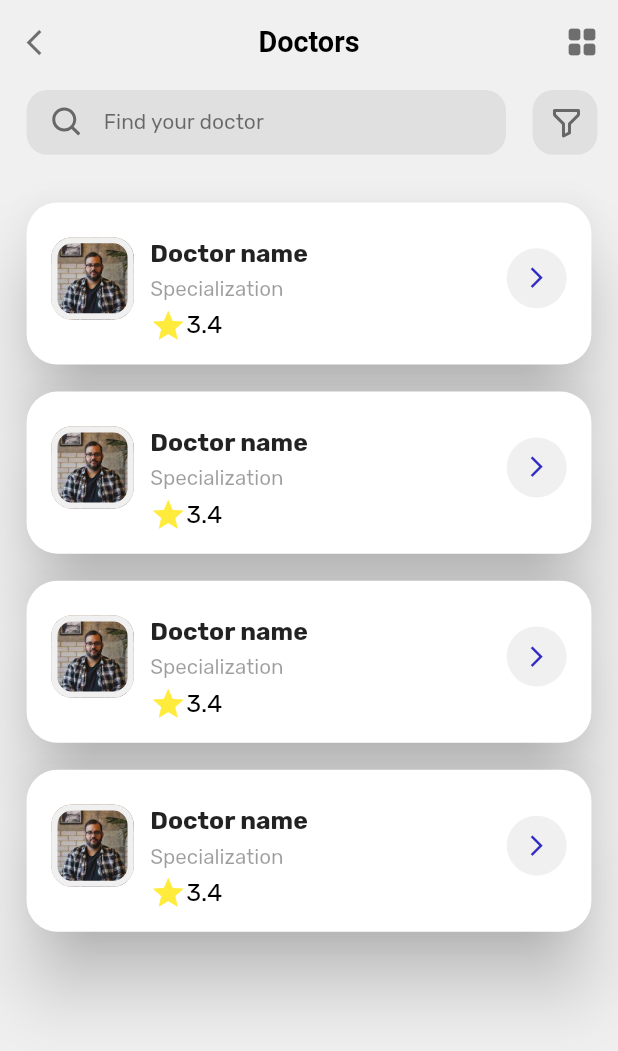
After one commit to programmersEmperor/CareIO-Client-App, a Flutter app: the DoctorsPage screen opened by its route, on a phone screen of 412 x 824 dp. The commit adds this screen. Shown: the top 1051 px of the screen. Run offline on Flutter 3.47's test engine with Material 2 defaults, Android fonts, the light colour scheme and no system bars; our stand-ins replace animated_bottom_navigation_bar, auto_size_text, flutter_boxicons, get, google_fonts, lottie and 1 more; missing offline and left inert: carousel_animations.

Commit message:
Add all doctors page with transation

```diff
--- a/lib/Pages/Home/animations/animation_handler.dart
+++ b/lib/Pages/Home/animations/animation_handler.dart
@@ -22,7 +22,7 @@ class HomeAnimationHandler extends GetxController
       duration: 2000.milliseconds,
     );
     final curve1 = CurvedAnimation(
-        parent: _aiCardAnimationController, curve: Curves.fastOutSlowIn);
+        parent: _aiCardAnimationController, curve: Curves.linearToEaseOut);
     aiCardAnimation =
         Tween<Offset>(begin: const Offset(0, -10), end: const Offset(0, 0))
             .animate(curve1);
@@ -34,7 +34,7 @@ class HomeAnimationHandler extends GetxController
       duration: 2300.milliseconds,
     );
     final curve2 = CurvedAnimation(
-        parent: _adsCardAnimationController, curve: Curves.fastOutSlowIn);
+        parent: _adsCardAnimationController, curve: Curves.linearToEaseOut);
     adsCardAnimation =
         Tween<Offset>(begin: const Offset(-10, 0), end: const Offset(0, 0))
             .animate(curve2);
@@ -46,7 +46,7 @@ class HomeAnimationHandler extends GetxController
       duration: 2300.milliseconds,
     );
     final curve3 = CurvedAnimation(
-        parent: _catCardAnimationController, curve: Curves.fastOutSlowIn);
+        parent: _catCardAnimationController, curve: Curves.linearToEaseOut);
     catCardAnimation =
         Tween<Offset>(begin: const Offset(0, 10), end: const Offset(0, 0))
             .animate(curve3);
--- a/lib/Pages/Home/customs/home_main_page.dart
+++ b/lib/Pages/Home/customs/home_main_page.dart
@@ -2,9 +2,11 @@ import 'package:ai_health_assistance/Components/SharedWidgets/stack_button.dart'
 import 'package:ai_health_assistance/Pages/Home/animations/animation_handler.dart';
 import 'package:ai_health_assistance/Pages/Home/customs/ad_slider_card.dart';
 import 'package:ai_health_assistance/Pages/Home/customs/category_grid_element.dart';
+import 'package:ai_health_assistance/Pages/doctors/doctors_page.dart';
 import 'package:auto_size_text/auto_size_text.dart';
 import 'package:carousel_animations/carousel_animations.dart';
 import 'package:flutter/material.dart';
+import 'package:get/get.dart';
 import 'package:lottie/lottie.dart';
 import 'package:sizer/sizer.dart';
 
@@ -132,16 +134,27 @@ class HomeMainPage extends StatelessWidget {
                     mainAxisSpacing: 8.sp,
                     crossAxisSpacing: 30.sp,
                     mainAxisExtent: 25.h),
-                children: const [
+                children: [
                   CategoryGridElement(
-                      title: 'Doctors', desc: "Find your best doctor"),
+                    title: 'Doctors',
+                    desc: "Find your best doctor",
+                    onTap: () => Get.toNamed(DoctorsPage.id),
+                  ),
                   CategoryGridElement(
-                      title: 'Hospitals', desc: "Find your best Hospital"),
+                    title: 'Hospitals',
+                    desc: "Find your best Hospital",
+                    onTap: () {},
+                  ),
                   CategoryGridElement(
-                      title: 'Medicine', desc: "Explore medicine of your need"),
+                    title: 'Medicine',
+                    desc: "Explore medicine of your need",
+                    onTap: () {},
+                  ),
                   CategoryGridElement(
-                      title: 'clinics',
-                      desc: "Book your clinic appointment now"),
+                    title: 'clinics',
+                    desc: "Book your clinic appointment now",
+                    onTap: () {},
+                  ),
                 ],
               ),
             ),
--- /dev/null
+++ b/lib/Pages/doctors/UiController/DoctorsPageController.dart
@@ -0,0 +1,5 @@
+import 'package:get/get.dart';
+
+class DoctorsPageController extends GetxController {
+  RxBool isList = true.obs;
+}
--- /dev/null
+++ b/lib/Pages/doctors/customs/doctor_list_view.dart
@@ -0,0 +1,100 @@
+import 'package:flutter/material.dart';
+import 'package:sizer/sizer.dart';
+
+class DoctorsListView extends StatelessWidget {
+  const DoctorsListView({
+    super.key,
+  });
+
+  @override
+  Widget build(BuildContext context) {
+    return ListView.builder(
+      itemCount: 4,
+      padding: EdgeInsets.only(top: 10.sp),
+      itemBuilder: (_, index) => Padding(
+        padding: const EdgeInsets.only(top: 10.0),
+        child: SizedBox(
+          child: Card(
+            elevation: 15.sp,
+            shape: RoundedRectangleBorder(
+                borderRadius: BorderRadius.circular(15.sp)),
+            child: Padding(
+              padding: EdgeInsets.only(
+                  left: 12.sp, right: 12.sp, top: 5.sp, bottom: 10.sp),
+              child: Row(
+                children: [
+                  Container(
+                    height: 40.sp,
+                    width: 40.sp,
+                    decoration: BoxDecoration(
+                        borderRadius: BorderRadius.circular(10.sp),
+                        border: Border.all(
+                            color: Theme.of(context).scaffoldBackgroundColor,
+                            width: 3.sp),
+                        image: const DecorationImage(
+                          fit: BoxFit.cover,
+                          image: AssetImage("assets/images/person.jpg"),
+                        )),
+                  ),
+                  Expanded(
+                    child: Padding(
+                      padding: EdgeInsets.only(
+                          left: 8.0.sp, right: 5.0.sp, top: 13.sp),
+                      child: Column(
+                        crossAxisAlignment: CrossAxisAlignment.start,
+                        mainAxisAlignment: MainAxisAlignment.start,
+                        children: [
+                          Text(
+                            "Doctor name",
+                            style: TextStyle(
+                                fontSize: 12.sp, fontWeight: FontWeight.bold),
+                          ),
+                          Padding(
+                            padding: EdgeInsets.only(top: 3.5.sp),
+                            child: Text(
+                              "Specialization",
+                              style: TextStyle(
+                                color: Colors.black38,
+                                fontSize: 10.sp,
+                              ),
+                            ),
+                          ),
+                          Padding(
+                            padding: EdgeInsets.only(top: 3.5.sp),
+                            child: Row(
+                              children: [
+                                const Icon(
+                                  Icons.star,
+                                  color: Colors.yellow,
+                                ),
+                                Text(
+                                  "3.4",
+                                  style: TextStyle(
+                                    color: Colors.black,
+                                    fontSize: 12.sp,
+                                  ),
+                                ),
+                              ],
+                            ),
+                          ),
+                        ],
+                      ),
+                    ),
+                  ),
+                  CircleAvatar(
+                    backgroundColor: Theme.of(context).scaffoldBackgroundColor,
+                    child: Icon(
+                      Icons.arrow_forward_ios,
+                      size: 12.sp,
+                      color: Theme.of(context).primaryColor,
+                    ),
+                  ),
+                ],
+              ),
+            ),
+          ),
+        ),
+      ),
+    );
+  }
+}
--- /dev/null
+++ b/lib/Pages/doctors/doctors_page.dart
@@ -0,0 +1,99 @@
+import 'package:ai_health_assistance/Pages/doctors/UiController/DoctorsPageController.dart';
+import 'package:ai_health_assistance/Pages/doctors/customs/doctor_grid_view.dart';
+import 'package:ai_health_assistance/Pages/doctors/customs/doctor_list_view.dart';
+import 'package:flutter/material.dart';
+import 'package:flutter_boxicons/flutter_boxicons.dart';
+import 'package:get/get.dart';
+import 'package:sizer/sizer.dart';
+
+class DoctorsPage extends StatelessWidget {
+  static const id = "/DoctorsPage";
+  const DoctorsPage({super.key});
+
+  @override
+  Widget build(BuildContext context) {
+    DoctorsPageController controller = Get.put(DoctorsPageController());
+    return Scaffold(
+      appBar: AppBar(
+        leading: IconButton(
+          icon: Icon(
+            Icons.arrow_back_ios,
+            size: 15.sp,
+          ),
+          onPressed: () => Get.back(),
+        ),
+        title: const Text("Doctors"),
+        centerTitle: true,
+        actions: [
+          IconButton(
+              onPressed: () => controller.isList(!controller.isList.value),
+              icon: Obx(() => controller.isList.isTrue
+                  ? const Icon(Icons.grid_view_rounded)
+                  : const Icon(Icons.list_rounded)))
+        ],
+      ),
+      body: Padding(
+        padding: EdgeInsets.symmetric(horizontal: 10.sp),
+        child: Column(
+          children: [
+            Row(
+              children: [
+                Expanded(
+                  child: Card(
+                    elevation: 0,
+                    color: Colors.grey.shade300,
+                    shape: RoundedRectangleBorder(
+                        borderRadius: BorderRadius.circular(10.sp)),
+                    child: Padding(
+                      padding: EdgeInsets.symmetric(
+                          horizontal: 5.sp, vertical: 7.sp),
+                      child: Row(
+                        children: [
+                          SizedBox(
+                            width: 2.w,
+                          ),
+                          const Icon(Boxicons.bx_search, color: Colors.black54),
+                          SizedBox(
+                            width: 3.w,
+                          ),
+                          const Text(
+                            "Find your doctor",
+                            style: TextStyle(color: Colors.black54),
+                          ),
+                        ],
+                      ),
+                    ),
+                  ),
+                ),
+                SizedBox(
+                  width: 10.sp,
+                ),
+                Container(
+                  decoration: BoxDecoration(
+                    color: Colors.grey.shade300,
+                    borderRadius: BorderRadius.circular(10.sp),
+                  ),
+                  child: Padding(
+                    padding:
+                        EdgeInsets.symmetric(horizontal: 7.sp, vertical: 7.sp),
+                    child: const Icon(Boxicons.bx_filter_alt,
+                        color: Colors.black54),
+                  ),
+                ),
+              ],
+            ),
+            Expanded(
+              child: Obx(() => AnimatedSwitcher(
+                  duration: 500.milliseconds,
+                  switchInCurve: Curves.linearToEaseOut,
+                  switchOutCurve: Curves.linearToEaseOut,
+                  child: controller.isList.isTrue
+                      ? const DoctorsListView()
+                      : const DoctorGridView())),
+            )
+          ],
+        ),
+      ),
+    );
+  }
+}
--- a/lib/Routing/app_routes.dart
+++ b/lib/Routing/app_routes.dart
@@ -1,6 +1,8 @@
-import 'package:flutter/animation.dart';
+import 'package:ai_health_assistance/Pages/doctors/doctors_page.dart';
 import 'package:get/get.dart';
 
 class AppRoutes {
-  static final List<GetPage> allRoutes = [];
+  static final List<GetPage> allRoutes = [
+    GetPage(name: DoctorsPage.id, page: () => const DoctorsPage()),
+  ];
 }
--- a/lib/Theme/theme_provider.dart
+++ b/lib/Theme/theme_provider.dart
@@ -7,12 +7,29 @@ abstract class ThemeProvider {
   static ThemeData get lightTheme => ThemeData(
         scaffoldBackgroundColor: const Color(0xffF0F0F0),
         primaryColor: const Color(0xff302ac2),
+        splashFactory: NoSplash.splashFactory,
+        highlightColor: Colors.transparent,
+        splashColor: Colors.transparent,
+        iconButtonTheme: const IconButtonThemeData(
+            style: ButtonStyle(splashFactory: NoSplash.splashFactory)),
         floatingActionButtonTheme: const FloatingActionButtonThemeData(
           backgroundColor: Color(0xff302ac2),
         ),
-        appBarTheme: const AppBarTheme(
+        tabBarTheme: TabBarTheme(
+          overlayColor: MaterialStatePropertyAll(
+            Colors.transparent,
+          ),
+          splashFactory: NoSplash.splashFactory,
+        ),
+        appBarTheme: AppBarTheme(
           color: Colors.transparent,
-          systemOverlayStyle: SystemUiOverlayStyle(
+          iconTheme: const IconThemeData(color: Colors.black54),
+          titleTextStyle: TextStyle(
+            color: Colors.black,
+            fontSize: 14.sp,
+            fontWeight: FontWeight.w700,
+          ),
+          systemOverlayStyle: const SystemUiOverlayStyle(
             statusBarColor: Colors.transparent,
             statusBarIconBrightness: Brightness.dark,
           ),
```
Also changed, not shown: lib/Pages/Home/customs/category_grid_element.dart (+8 -3 lines), lib/Pages/Home/customs/my_appoinments_page.dart (+9 -1 lines), lib/Pages/Home/home_page.dart (+12 -3 lines), lib/Pages/doctors/customs/doctor_grid_view.dart (added, +123 -0 lines).
